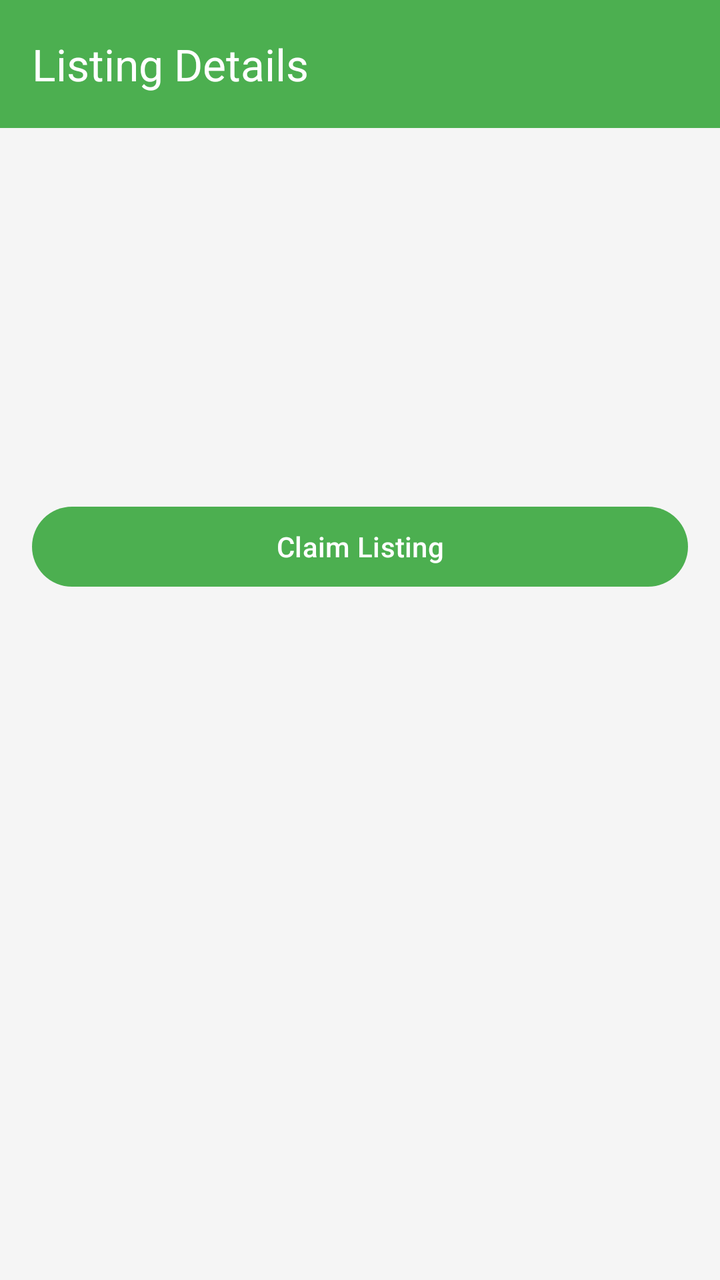
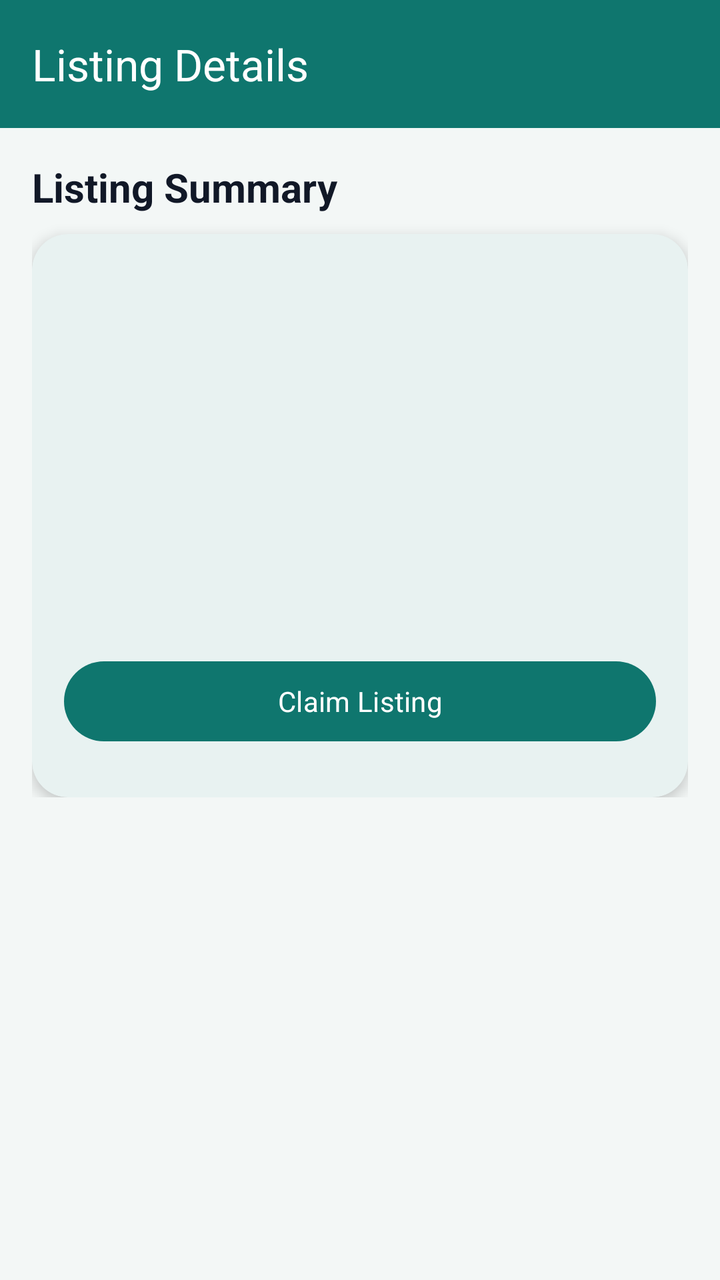

An Android layout rendered at two revisions. The XML below is the earlier revision; the diff shows what the commit changed to produce the second picture.
<!-- AndroidManifest.xml: application theme Theme.App -->
<!-- res/layout/activity_listing_details.xml -->
<?xml version="1.0" encoding="utf-8"?>
<LinearLayout xmlns:android="http://schemas.android.com/apk/res/android"
    xmlns:app="http://schemas.android.com/apk/res-auto"
    android:layout_width="match_parent"
    android:layout_height="match_parent"
    android:orientation="vertical">

    <com.google.android.material.appbar.AppBarLayout
        android:layout_width="match_parent"
        android:layout_height="wrap_content">

        <androidx.appcompat.widget.Toolbar
            android:id="@+id/toolbar"
            android:layout_width="match_parent"
            android:layout_height="?attr/actionBarSize"
            android:background="?attr/colorPrimary"
            app:title="Listing Details"
            app:titleTextColor="@color/white" />

    </com.google.android.material.appbar.AppBarLayout>

    <ScrollView
        android:layout_width="match_parent"
        android:layout_height="match_parent">

        <LinearLayout
            android:layout_width="match_parent"
            android:layout_height="wrap_content"
            android:orientation="vertical"
            android:padding="16dp">

            <TextView
                android:id="@+id/textViewDetailTitle"
                android:layout_width="match_parent"
                android:layout_height="wrap_content"
                android:textAppearance="@style/TextAppearance.AppCompat.Large"
                android:textStyle="bold"
                android:layout_marginBottom="8dp" />

            <TextView
                android:id="@+id/textViewDetailDonorEmail"
                android:layout_width="match_parent"
                android:layout_height="wrap_content"
                android:textAppearance="@style/TextAppearance.AppCompat.Small"
                android:layout_marginBottom="8dp" />

            <TextView
                android:id="@+id/textViewDetailQuantity"
                android:layout_width="match_parent"
                android:layout_height="wrap_content"
                android:textAppearance="@style/TextAppearance.AppCompat.Medium"
                android:layout_marginBottom="8dp" />

            <TextView
                android:id="@+id/textViewDetailDescription"
                android:layout_width="match_parent"
                android:layout_height="wrap_content"
                android:textAppearance="@style/TextAppearance.AppCompat.Medium"
                android:layout_marginBottom="8dp" />

            <TextView
                android:id="@+id/textViewDetailPickupWindow"
                android:layout_width="match_parent"
                android:layout_height="wrap_content"
                android:textAppearance="@style/TextAppearance.AppCompat.Medium"
                android:layout_marginBottom="16dp" />

            <TextView
                android:id="@+id/textViewClaimStatus"
                android:layout_width="match_parent"
                android:layout_height="wrap_content"
                android:textAppearance="@style/TextAppearance.AppCompat.Medium"
                android:textStyle="italic"
                android:layout_marginBottom="16dp"
                android:visibility="gone" />

            <Button
                android:id="@+id/buttonClaimListing"
                android:layout_width="match_parent"
                android:layout_height="wrap_content"
                android:text="Claim Listing" />

            <Button
                android:id="@+id/buttonEditListing"
                android:layout_width="match_parent"
                android:layout_height="wrap_content"
                android:text="Edit Listing"
                android:visibility="gone" />

            <Button
                android:id="@+id/buttonDeleteListing"
                android:layout_width="match_parent"
                android:layout_height="wrap_content"
                android:text="Delete Listing"
                android:visibility="gone" />

        </LinearLayout>
    </ScrollView>

</LinearLayout>
<!-- resources referenced by this layout -->
<resources>
  <color name="white">#FFFFFFFF</color>
  <style name="Theme.App" parent="Theme.Material3.Light.NoActionBar">
          
          <item name="colorPrimary">@color/green_primary</item>
          <item name="colorPrimaryVariant">@color/green_dark</item>
          <item name="colorOnPrimary">@color/white</item>
          
          <item name="colorSecondary">@color/orange_accent</item>
          <item name="colorSecondaryVariant">@color/orange_accent</item>
          <item name="colorOnSecondary">@color/white</item>
          
          <item name="android:statusBarColor" tools:targetApi="l">?attr/colorPrimaryVariant</item>
          
          <item name="android:windowBackground">@color/light_gray</item>
          <item name="textInputStyle">@style/Widget.App.TextInputLayout</item>
          <item name="buttonStyle">@style/Widget.App.Button</item>
      </style>
  <color name="green_primary">#4CAF50</color>
  <color name="green_dark">#388E3C</color>
  <color name="orange_accent">#FF9800</color>
  <color name="light_gray">#F5F5F5</color>
  <style name="Widget.App.TextInputLayout" parent="Widget.Material3.TextInputLayout.OutlinedBox">
          <item name="boxStrokeColor">@color/green_primary</item>
      </style>
  <style name="Widget.App.Button" parent="Widget.Material3.Button">
          <item name="backgroundTint">@color/green_primary</item>
          <item name="android:textColor">@color/white</item>
      </style>
</resources>

<!-- the commit's change to res/layout/activity_listing_details.xml (unified diff, before → after) -->
@@ -3,6 +3,7 @@
     xmlns:app="http://schemas.android.com/apk/res-auto"
     android:layout_width="match_parent"
     android:layout_height="match_parent"
+    android:background="@color/light_gray"
     android:orientation="vertical">
 
     <com.google.android.material.appbar.AppBarLayout
@@ -30,70 +31,109 @@
             android:padding="16dp">
 
             <TextView
-                android:id="@+id/textViewDetailTitle"
                 android:layout_width="match_parent"
                 android:layout_height="wrap_content"
-                android:textAppearance="@style/TextAppearance.AppCompat.Large"
-                android:textStyle="bold"
-                android:layout_marginBottom="8dp" />
+                android:layout_marginBottom="10dp"
+                android:text="@string/details_section_title"
+                android:textColor="@color/text_primary"
+                android:textSize="20sp"
+                android:textStyle="bold" />
 
-            <TextView
-                android:id="@+id/textViewDetailDonorEmail"
+            <com.google.android.material.card.MaterialCardView
                 android:layout_width="match_parent"
                 android:layout_height="wrap_content"
-                android:textAppearance="@style/TextAppearance.AppCompat.Small"
-                android:layout_marginBottom="8dp" />
+                app:cardBackgroundColor="@color/surface_card"
+                app:cardCornerRadius="18dp"
+                app:cardElevation="4dp">
 
-            <TextView
-                android:id="@+id/textViewDetailQuantity"
-                android:layout_width="match_parent"
-                android:layout_height="wrap_content"
-                android:textAppearance="@style/TextAppearance.AppCompat.Medium"
-                android:layout_marginBottom="8dp" />
+                <LinearLayout
+                    android:layout_width="match_parent"
+                    android:layout_height="wrap_content"
+                    android:orientation="vertical"
+                    android:padding="16dp">
 
-            <TextView
-                android:id="@+id/textViewDetailDescription"
-                android:layout_width="match_parent"
-                android:layout_height="wrap_content"
-                android:textAppearance="@style/TextAppearance.AppCompat.Medium"
-                android:layout_marginBottom="8dp" />
+                    <TextView
+                        android:id="@+id/textViewDetailTitle"
+                        android:layout_width="match_parent"
+                        android:layout_height="wrap_content"
+                        android:layout_marginBottom="8dp"
+                        android:textAppearance="@style/TextAppearance.AppCompat.Large"
+                        android:textColor="@color/text_primary"
+                        android:textStyle="bold" />
 
-            <TextView
-                android:id="@+id/textViewDetailPickupWindow"
-                android:layout_width="match_parent"
-                android:layout_height="wrap_content"
-                android:textAppearance="@style/TextAppearance.AppCompat.Medium"
-                android:layout_marginBottom="16dp" />
+                    <TextView
+                        android:id="@+id/textViewDetailDonorEmail"
+                        android:layout_width="match_parent"
+                        android:layout_height="wrap_content"
+                        android:layout_marginBottom="8dp"
+                        android:textAppearance="@style/TextAppearance.AppCompat.Small"
+                        android:textColor="@color/text_secondary" />
 
-            <TextView
-                android:id="@+id/textViewClaimStatus"
-                android:layout_width="match_parent"
-                android:layout_height="wrap_content"
-                android:textAppearance="@style/TextAppearance.AppCompat.Medium"
-                android:textStyle="italic"
-                android:layout_marginBottom="16dp"
-                android:visibility="gone" />
+                    <TextView
+                        android:id="@+id/textViewDetailQuantity"
+                        android:layout_width="match_parent"
+                        android:layout_height="wrap_content"
+                        android:layout_marginBottom="6dp"
+                        android:textAppearance="@style/TextAppearance.AppCompat.Medium"
+                        android:textColor="@color/text_primary" />
 
-            <Button
-                android:id="@+id/buttonClaimListing"
-                android:layout_width="match_parent"
-                android:layout_height="wrap_content"
-                android:text="Claim Listing" />
+                    <TextView
+                        android:id="@+id/textViewDetailPrice"
+                        android:layout_width="match_parent"
+                        android:layout_height="wrap_content"
+                        android:layout_marginBottom="6dp"
+                        android:textAppearance="@style/TextAppearance.AppCompat.Medium"
+                        android:textColor="@color/text_primary" />
 
-            <Button
-                android:id="@+id/buttonEditListing"
-                android:layout_width="match_parent"
-                android:layout_height="wrap_content"
-                android:text="Edit Listing"
-                android:visibility="gone" />
+                    <TextView
+                        android:id="@+id/textViewDetailDescription"
+                        android:layout_width="match_parent"
+                        android:layout_height="wrap_content"
+                        android:layout_marginBottom="6dp"
+                        android:textAppearance="@style/TextAppearance.AppCompat.Medium"
+                        android:textColor="@color/text_primary" />
 
-            <Button
-                android:id="@+id/buttonDeleteListing"
-                android:layout_width="match_parent"
-                android:layout_height="wrap_content"
-                android:text="Delete Listing"
-                android:visibility="gone" />
+                    <TextView
+                        android:id="@+id/textViewDetailPickupWindow"
+                        android:layout_width="match_parent"
+                        android:layout_height="wrap_content"
+                        android:layout_marginBottom="14dp"
+                        android:textAppearance="@style/TextAppearance.AppCompat.Medium"
+                        android:textColor="@color/text_primary" />
 
+                    <TextView
+                        android:id="@+id/textViewClaimStatus"
+                        android:layout_width="match_parent"
+                        android:layout_height="wrap_content"
+                        android:layout_marginBottom="12dp"
+                        android:textAppearance="@style/TextAppearance.AppCompat.Medium"
+                        android:textColor="@color/success"
+                        android:textStyle="bold|italic"
+                        android:visibility="gone" />
+
+                    <Button
+                        android:id="@+id/buttonClaimListing"
+                        android:layout_width="match_parent"
+                        android:layout_height="wrap_content"
+                        android:layout_marginBottom="8dp"
+                        android:text="Claim Listing" />
+
+                    <Button
+                        android:id="@+id/buttonEditListing"
+                        android:layout_width="match_parent"
+                        android:layout_height="wrap_content"
+                        android:layout_marginBottom="8dp"
+                        android:text="Edit Listing"
+                        android:visibility="gone" />
+
+                    <Button
+                        android:id="@+id/buttonDeleteListing"
+                        android:layout_width="match_parent"
+                        android:layout_height="wrap_content"
+                        android:text="Delete Listing"
+                        android:visibility="gone" />
+                </LinearLayout>
+            </com.google.android.material.card.MaterialCardView>
         </LinearLayout>
     </ScrollView>
 
<!-- resource entries referenced after the edit -->
@@ -1,32 +1,49 @@
 <!-- resources referenced by this layout -->
 <resources>
   <color name="white">#FFFFFFFF</color>
+  <string name="details_section_title">Listing Summary</string>
   <style name="Theme.App" parent="Theme.Material3.Light.NoActionBar">
-          
           <item name="colorPrimary">@color/green_primary</item>
-          <item name="colorPrimaryVariant">@color/green_dark</item>
+          <item name="colorPrimaryContainer">@color/green_dark</item>
           <item name="colorOnPrimary">@color/white</item>
-          
           <item name="colorSecondary">@color/orange_accent</item>
-          <item name="colorSecondaryVariant">@color/orange_accent</item>
           <item name="colorOnSecondary">@color/white</item>
-          
-          <item name="android:statusBarColor" tools:targetApi="l">?attr/colorPrimaryVariant</item>
-          
+          <item name="colorSurface">@color/surface_card</item>
+          <item name="colorOnSurface">@color/text_primary</item>
+          <item name="android:statusBarColor" tools:targetApi="l">@color/green_dark</item>
           <item name="android:windowBackground">@color/light_gray</item>
+          <item name="android:fontFamily">sans-serif</item>
           <item name="textInputStyle">@style/Widget.App.TextInputLayout</item>
           <item name="buttonStyle">@style/Widget.App.Button</item>
+          <item name="materialCardViewStyle">@style/Widget.App.CardView</item>
       </style>
-  <color name="green_primary">#4CAF50</color>
-  <color name="green_dark">#388E3C</color>
-  <color name="orange_accent">#FF9800</color>
-  <color name="light_gray">#F5F5F5</color>
+  <color name="green_primary">#0F766E</color>
+  <color name="green_dark">#0B5E57</color>
+  <color name="orange_accent">#D97706</color>
+  <color name="light_gray">#F3F7F6</color>
+  <color name="success">#15803D</color>
+  <color name="surface_card">#FFFFFFFF</color>
+  <color name="text_primary">#111827</color>
+  <color name="text_secondary">#4B5563</color>
   <style name="Widget.App.TextInputLayout" parent="Widget.Material3.TextInputLayout.OutlinedBox">
           <item name="boxStrokeColor">@color/green_primary</item>
+          <item name="boxBackgroundColor">@color/surface_card</item>
+          <item name="boxCornerRadiusTopStart">14dp</item>
+          <item name="boxCornerRadiusTopEnd">14dp</item>
+          <item name="boxCornerRadiusBottomStart">14dp</item>
+          <item name="boxCornerRadiusBottomEnd">14dp</item>
       </style>
   <style name="Widget.App.Button" parent="Widget.Material3.Button">
           <item name="backgroundTint">@color/green_primary</item>
           <item name="android:textColor">@color/white</item>
+          <item name="cornerRadius">14dp</item>
+          <item name="android:minHeight">52dp</item>
+          <item name="android:textStyle">bold</item>
+      </style>
+  <style name="Widget.App.CardView" parent="Widget.Material3.CardView.Elevated">
+          <item name="cardCornerRadius">18dp</item>
+          <item name="cardElevation">4dp</item>
+          <item name="cardBackgroundColor">@color/surface_card</item>
       </style>
 </resources>
 
